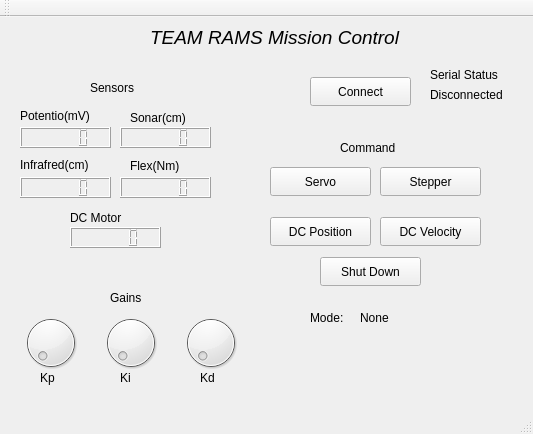
This is moni_con.ui in stanleywinata/Motor_GUI as Qt 5 draws it before an edit. The edited form follows.
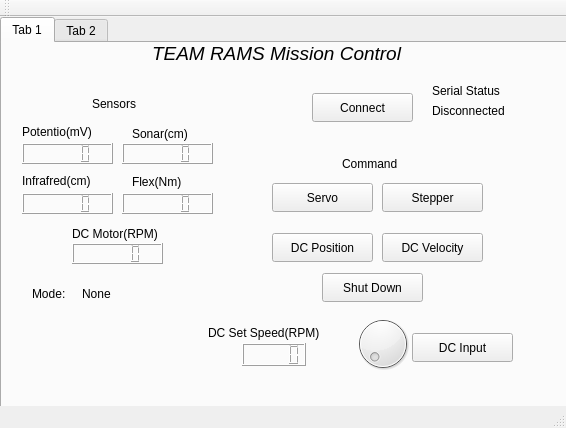
This is the edited form.

Commit message: with speed manual input

The edit to the form file:
```diff
--- a/moni_con.ui
+++ b/moni_con.ui
@@ -6,39 +6,35 @@
    <rect>
     <x>0</x>
     <y>0</y>
-    <width>533</width>
-    <height>434</height>
+    <width>566</width>
+    <height>428</height>
    </rect>
   </property>
   <property name="windowTitle">
    <string>Moni_Con</string>
   </property>
   <widget class="QWidget" name="centralWidget">
-   <widget class="QLCDNumber" name="sonar">
+   <widget class="QTabWidget" name="tabWidget">
     <property name="geometry">
      <rect>
-      <x>120</x>
-      <y>110</y>
-      <width>91</width>
-      <height>21</height>
+      <x>0</x>
+      <y>0</y>
+      <width>581</width>
+      <height>431</height>
      </rect>
     </property>
-   </widget>
+    <property name="currentIndex">
+     <number>0</number>
+    </property>
+    <widget class="QWidget" name="tab">
+     <attribute name="title">
+      <string>Tab 1</string>
+     </attribute>
    <widget class="QLCDNumber" name="temperature">
     <property name="geometry">
      <rect>
       <x>20</x>
-      <y>110</y>
-      <width>91</width>
-      <height>21</height>
-     </rect>
-    </property>
-   </widget>
-   <widget class="QLCDNumber" name="ranger">
-    <property name="geometry">
-     <rect>
-      <x>20</x>
-      <y>160</y>
+        <y>100</y>
       <width>91</width>
       <height>21</height>
      </rect>
@@ -48,17 +44,216 @@
     <property name="geometry">
      <rect>
       <x>120</x>
-      <y>160</y>
+        <y>150</y>
       <width>91</width>
       <height>21</height>
      </rect>
     </property>
    </widget>
+     <widget class="QLabel" name="label_13">
+      <property name="geometry">
+       <rect>
+        <x>90</x>
+        <y>50</y>
+        <width>61</width>
+        <height>21</height>
+       </rect>
+      </property>
+      <property name="text">
+       <string>Sensors</string>
+      </property>
+     </widget>
+     <widget class="QLabel" name="label_2">
+      <property name="geometry">
+       <rect>
+        <x>430</x>
+        <y>40</y>
+        <width>91</width>
+        <height>16</height>
+       </rect>
+      </property>
+      <property name="text">
+       <string>Serial Status</string>
+      </property>
+     </widget>
+     <widget class="QPushButton" name="cmd_step">
+      <property name="geometry">
+       <rect>
+        <x>380</x>
+        <y>140</y>
+        <width>101</width>
+        <height>29</height>
+       </rect>
+      </property>
+      <property name="text">
+       <string>Stepper</string>
+      </property>
+     </widget>
+     <widget class="QLCDNumber" name="ranger">
+      <property name="geometry">
+       <rect>
+        <x>20</x>
+        <y>150</y>
+        <width>91</width>
+        <height>21</height>
+       </rect>
+      </property>
+     </widget>
+     <widget class="QLCDNumber" name="sonar">
+      <property name="geometry">
+       <rect>
+        <x>120</x>
+        <y>100</y>
+        <width>91</width>
+        <height>21</height>
+       </rect>
+      </property>
+     </widget>
+     <widget class="QLabel" name="label_3">
+      <property name="geometry">
+       <rect>
+        <x>20</x>
+        <y>130</y>
+        <width>91</width>
+        <height>16</height>
+       </rect>
+      </property>
+      <property name="text">
+       <string>Infrafred(cm)</string>
+      </property>
+     </widget>
+     <widget class="QLabel" name="label_7">
+      <property name="geometry">
+       <rect>
+        <x>340</x>
+        <y>110</y>
+        <width>81</width>
+        <height>21</height>
+       </rect>
+      </property>
+      <property name="text">
+       <string>Command</string>
+      </property>
+     </widget>
+     <widget class="QLabel" name="cmd_mode">
+      <property name="geometry">
+       <rect>
+        <x>80</x>
+        <y>240</y>
+        <width>151</width>
+        <height>21</height>
+       </rect>
+      </property>
+      <property name="text">
+       <string>None</string>
+      </property>
+     </widget>
+     <widget class="QPushButton" name="cmd_servo">
+      <property name="geometry">
+       <rect>
+        <x>270</x>
+        <y>140</y>
+        <width>101</width>
+        <height>29</height>
+       </rect>
+      </property>
+      <property name="text">
+       <string>Servo</string>
+      </property>
+     </widget>
+     <widget class="QLabel" name="label_6">
+      <property name="geometry">
+       <rect>
+        <x>130</x>
+        <y>130</y>
+        <width>67</width>
+        <height>17</height>
+       </rect>
+      </property>
+      <property name="text">
+       <string>Flex(Nm)</string>
+      </property>
+     </widget>
+     <widget class="QPushButton" name="cmd_dcpos">
+      <property name="geometry">
+       <rect>
+        <x>270</x>
+        <y>190</y>
+        <width>101</width>
+        <height>29</height>
+       </rect>
+      </property>
+      <property name="text">
+       <string>DC Position</string>
+      </property>
+     </widget>
+     <widget class="QLCDNumber" name="read_dc">
+      <property name="geometry">
+       <rect>
+        <x>70</x>
+        <y>200</y>
+        <width>91</width>
+        <height>21</height>
+       </rect>
+      </property>
+     </widget>
+     <widget class="QLabel" name="label_14">
+      <property name="geometry">
+       <rect>
+        <x>30</x>
+        <y>240</y>
+        <width>41</width>
+        <height>21</height>
+       </rect>
+      </property>
+      <property name="text">
+       <string>Mode:</string>
+      </property>
+     </widget>
+     <widget class="QPushButton" name="cmd_off">
+      <property name="geometry">
+       <rect>
+        <x>320</x>
+        <y>230</y>
+        <width>101</width>
+        <height>29</height>
+       </rect>
+      </property>
+      <property name="text">
+       <string>Shut Down</string>
+      </property>
+     </widget>
+     <widget class="QLabel" name="statuslab">
+      <property name="geometry">
+       <rect>
+        <x>430</x>
+        <y>60</y>
+        <width>91</width>
+        <height>16</height>
+       </rect>
+      </property>
+      <property name="text">
+       <string>Disconnected</string>
+      </property>
+     </widget>
+     <widget class="QPushButton" name="cmd_dcvel">
+      <property name="geometry">
+       <rect>
+        <x>380</x>
+        <y>190</y>
+        <width>101</width>
+        <height>29</height>
+       </rect>
+      </property>
+      <property name="text">
+       <string>DC Velocity</string>
+      </property>
+     </widget>
    <widget class="QLabel" name="label">
     <property name="geometry">
      <rect>
       <x>150</x>
-      <y>10</y>
+        <y>0</y>
       <width>251</width>
       <height>21</height>
      </rect>
@@ -76,11 +271,24 @@
      <enum>Qt::AutoText</enum>
     </property>
    </widget>
+     <widget class="QLabel" name="dclabel">
+      <property name="geometry">
+       <rect>
+        <x>70</x>
+        <y>180</y>
+        <width>111</width>
+        <height>21</height>
+       </rect>
+      </property>
+      <property name="text">
+       <string>DC Motor(RPM)</string>
+      </property>
+     </widget>
    <widget class="QPushButton" name="connect_button">
     <property name="geometry">
      <rect>
       <x>310</x>
-      <y>60</y>
+        <y>50</y>
       <width>101</width>
       <height>29</height>
      </rect>
@@ -89,50 +297,11 @@
      <string>Connect</string>
     </property>
    </widget>
-   <widget class="QLabel" name="label_2">
-    <property name="geometry">
-     <rect>
-      <x>430</x>
-      <y>50</y>
-      <width>91</width>
-      <height>16</height>
-     </rect>
-    </property>
-    <property name="text">
-     <string>Serial Status</string>
-    </property>
-   </widget>
-   <widget class="QLabel" name="statuslab">
-    <property name="geometry">
-     <rect>
-      <x>430</x>
-      <y>70</y>
-      <width>91</width>
-      <height>16</height>
-     </rect>
-    </property>
-    <property name="text">
-     <string>Disconnected</string>
-    </property>
-   </widget>
-   <widget class="QLabel" name="label_3">
-    <property name="geometry">
-     <rect>
-      <x>20</x>
-      <y>140</y>
-      <width>91</width>
-      <height>16</height>
-     </rect>
-    </property>
-    <property name="text">
-     <string>Infrafred(cm)</string>
-    </property>
-   </widget>
    <widget class="QLabel" name="label_4">
     <property name="geometry">
      <rect>
       <x>130</x>
-      <y>90</y>
+        <y>80</y>
       <width>71</width>
       <height>21</height>
      </rect>
@@ -145,7 +314,7 @@
     <property name="geometry">
      <rect>
       <x>20</x>
-      <y>90</y>
+        <y>80</y>
       <width>111</width>
       <height>17</height>
      </rect>
@@ -154,240 +323,68 @@
      <string>Potentio(mV)</string>
     </property>
    </widget>
-   <widget class="QLabel" name="label_6">
+     <widget class="QPushButton" name="cmd_dcvinput">
     <property name="geometry">
      <rect>
-      <x>130</x>
-      <y>140</y>
-      <width>67</width>
-      <height>17</height>
-     </rect>
-    </property>
-    <property name="text">
-     <string>Flex(Nm)</string>
-    </property>
-   </widget>
-   <widget class="QLabel" name="label_7">
-    <property name="geometry">
-     <rect>
-      <x>340</x>
-      <y>120</y>
-      <width>81</width>
-      <height>21</height>
-     </rect>
-    </property>
-    <property name="text">
-     <string>Command</string>
-    </property>
-   </widget>
-   <widget class="QPushButton" name="cmd_servo">
-    <property name="geometry">
-     <rect>
-      <x>270</x>
-      <y>150</y>
+        <x>410</x>
+        <y>290</y>
       <width>101</width>
       <height>29</height>
      </rect>
     </property>
     <property name="text">
-     <string>Servo</string>
-    </property>
-   </widget>
-   <widget class="QPushButton" name="cmd_step">
+       <string>DC Input</string>
+      </property>
+     </widget>
+     <widget class="QDial" name="dial_2">
     <property name="geometry">
      <rect>
-      <x>380</x>
-      <y>150</y>
-      <width>101</width>
-      <height>29</height>
-     </rect>
-    </property>
-    <property name="text">
-     <string>Stepper</string>
-    </property>
-   </widget>
-   <widget class="QPushButton" name="cmd_dcpos">
-    <property name="geometry">
-     <rect>
-      <x>270</x>
-      <y>200</y>
-      <width>101</width>
-      <height>29</height>
-     </rect>
-    </property>
-    <property name="text">
-     <string>DC Position</string>
-    </property>
-   </widget>
-   <widget class="QPushButton" name="cmd_dcvel">
-    <property name="geometry">
-     <rect>
-      <x>380</x>
-      <y>200</y>
-      <width>101</width>
-      <height>29</height>
-     </rect>
-    </property>
-    <property name="text">
-     <string>DC Velocity</string>
-    </property>
-   </widget>
-   <widget class="QDial" name="ki">
-    <property name="geometry">
-     <rect>
-      <x>100</x>
-      <y>290</y>
-      <width>61</width>
-      <height>71</height>
-     </rect>
-    </property>
-   </widget>
-   <widget class="QDial" name="kd">
-    <property name="geometry">
-     <rect>
-      <x>180</x>
-      <y>290</y>
-      <width>61</width>
-      <height>71</height>
-     </rect>
-    </property>
-   </widget>
-   <widget class="QLabel" name="label_8">
-    <property name="geometry">
-     <rect>
-      <x>110</x>
+        <x>350</x>
       <y>270</y>
-      <width>41</width>
-      <height>21</height>
-     </rect>
-    </property>
-    <property name="text">
-     <string>Gains</string>
-    </property>
-   </widget>
-   <widget class="QLabel" name="label_9">
-    <property name="geometry">
-     <rect>
-      <x>40</x>
-      <y>350</y>
-      <width>21</width>
-      <height>21</height>
-     </rect>
-    </property>
-    <property name="text">
-     <string>Kp</string>
-    </property>
-   </widget>
-   <widget class="QLabel" name="label_11">
-    <property name="geometry">
-     <rect>
-      <x>120</x>
-      <y>350</y>
-      <width>21</width>
-      <height>21</height>
-     </rect>
-    </property>
-    <property name="text">
-     <string>Ki</string>
-    </property>
-   </widget>
-   <widget class="QLabel" name="label_12">
-    <property name="geometry">
-     <rect>
-      <x>200</x>
-      <y>350</y>
-      <width>21</width>
-      <height>21</height>
-     </rect>
-    </property>
-    <property name="text">
-     <string>Kd</string>
-    </property>
-   </widget>
-   <widget class="QDial" name="kp">
-    <property name="geometry">
-     <rect>
-      <x>20</x>
-      <y>290</y>
       <width>61</width>
-      <height>71</height>
+        <height>61</height>
      </rect>
     </property>
    </widget>
-   <widget class="QLabel" name="dclabel">
+     <widget class="QLCDNumber" name="dc_set_lcd">
     <property name="geometry">
      <rect>
-      <x>70</x>
-      <y>190</y>
-      <width>111</width>
-      <height>21</height>
-     </rect>
-    </property>
-    <property name="text">
-     <string>DC Motor</string>
-    </property>
-   </widget>
-   <widget class="QLabel" name="label_13">
+        <x>240</x>
+        <y>300</y>
+        <width>64</width>
+        <height>23</height>
+       </rect>
+      </property>
+     </widget>
+     <widget class="QLabel" name="label_8">
     <property name="geometry">
      <rect>
-      <x>90</x>
-      <y>60</y>
-      <width>61</width>
-      <height>21</height>
+        <x>206</x>
+        <y>280</y>
+        <width>131</width>
+        <height>20</height>
      </rect>
     </property>
     <property name="text">
-     <string>Sensors</string>
-    </property>
-   </widget>
-   <widget class="QLCDNumber" name="read_dc">
-    <property name="geometry">
-     <rect>
-      <x>70</x>
-      <y>210</y>
-      <width>91</width>
-      <height>21</height>
-     </rect>
-    </property>
-   </widget>
-   <widget class="QLabel" name="label_14">
+       <string>DC Set Speed(RPM)</string>
+      </property>
+     </widget>
+    </widget>
+    <widget class="QWidget" name="tab_2">
+     <attribute name="title">
+      <string>Tab 2</string>
+     </attribute>
+     <widget class="QDial" name="dial">
     <property name="geometry">
      <rect>
-      <x>310</x>
-      <y>290</y>
-      <width>41</width>
-      <height>21</height>
-     </rect>
-    </property>
-    <property name="text">
-     <string>Mode:</string>
-    </property>
-   </widget>
-   <widget class="QLabel" name="cmd_mode">
-    <property name="geometry">
-     <rect>
-      <x>360</x>
-      <y>290</y>
-      <width>151</width>
-      <height>21</height>
-     </rect>
-    </property>
-    <property name="text">
-     <string>None</string>
-    </property>
-   </widget>
-   <widget class="QPushButton" name="cmd_off">
-    <property name="geometry">
-     <rect>
-      <x>320</x>
-      <y>240</y>
-      <width>101</width>
-      <height>29</height>
-     </rect>
-    </property>
-    <property name="text">
-     <string>Shut Down</string>
-    </property>
+        <x>100</x>
+        <y>90</y>
+        <width>50</width>
+        <height>64</height>
+       </rect>
+      </property>
+     </widget>
+    </widget>
    </widget>
   </widget>
   <widget class="QMenuBar" name="menuBar">
```
Left out of the diff: 2 changed lines with no effect on the pictures. Lines whose indentation alone changed are shown as unchanged. The commit also changes 8 other files.
